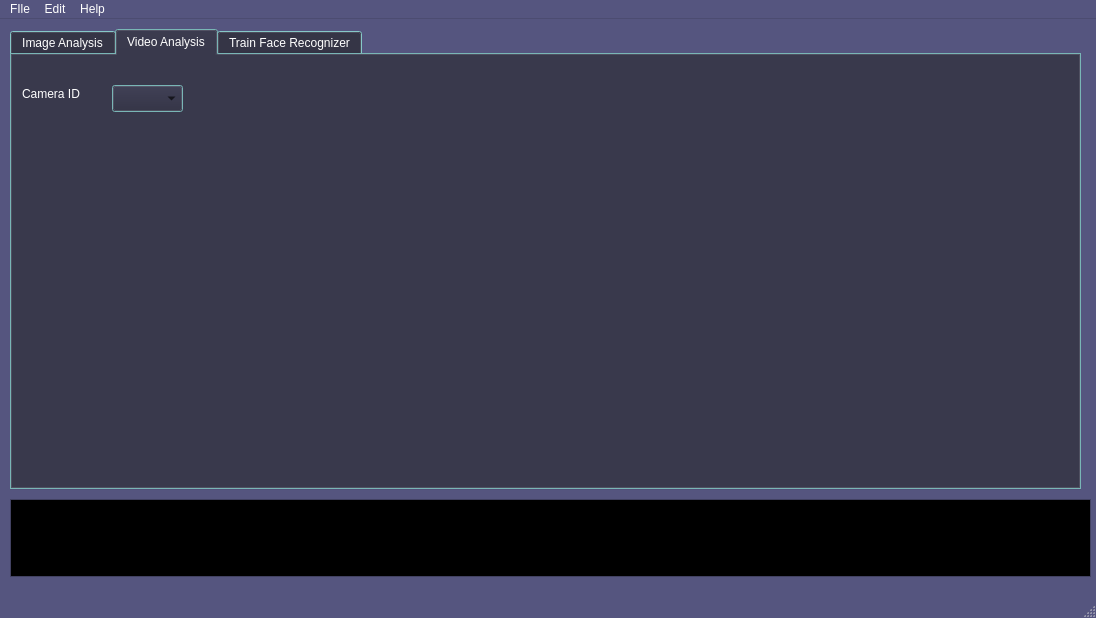
stoic1979/robovision, file app.ui: the form before one commit.
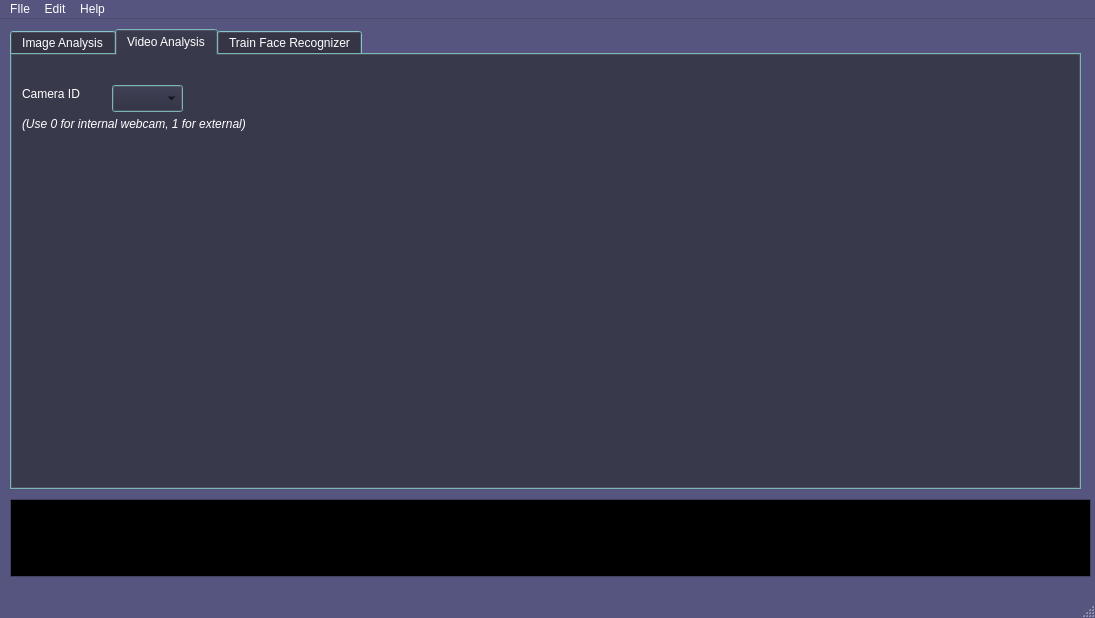
The form after the commit.

Commit message: updated main app

```diff
--- a/app.ui
+++ b/app.ui
@@ -6,7 +6,7 @@
    <rect>
     <x>0</x>
     <y>0</y>
-    <width>1096</width>
+    <width>1095</width>
     <height>618</height>
    </rect>
   </property>
@@ -934,6 +934,25 @@
        </rect>
       </property>
      </widget>
+     <widget class="QLabel" name="label_4">
+      <property name="geometry">
+       <rect>
+        <x>10</x>
+        <y>60</y>
+        <width>301</width>
+        <height>17</height>
+       </rect>
+      </property>
+      <property name="font">
+       <font>
+        <pointsize>9</pointsize>
+        <italic>true</italic>
+       </font>
+      </property>
+      <property name="text">
+       <string>(Use 0 for internal webcam, 1 for external)</string>
+      </property>
+     </widget>
     </widget>
     <widget class="QWidget" name="tab_3">
      <attribute name="title">
@@ -983,7 +1002,7 @@
     <rect>
      <x>0</x>
      <y>0</y>
-     <width>1096</width>
+     <width>1095</width>
      <height>25</height>
     </rect>
    </property>
```
Left out of the diff: 2 changed lines with no effect on the pictures. The commit also changes 1 other file.
